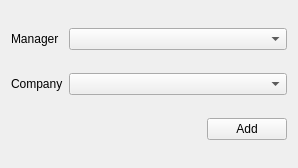
First picture: the form in ERP_1_0/ui/addorderdialog.ui, repository Mlio7/erp, before the edit.
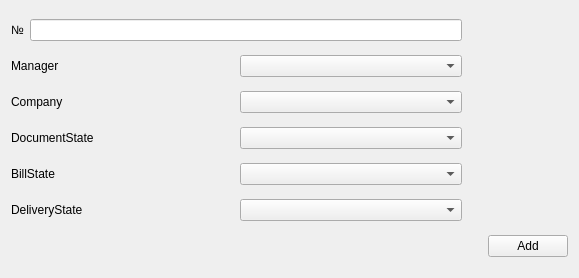
Second picture: the form after the edit.

Diff of the .ui file:
```diff
--- a/ERP_1_0/ui/addorderdialog.ui
+++ b/ERP_1_0/ui/addorderdialog.ui
@@ -6,8 +6,8 @@
    <rect>
     <x>0</x>
     <y>0</y>
-    <width>298</width>
-    <height>168</height>
+    <width>579</width>
+    <height>278</height>
    </rect>
   </property>
   <property name="windowTitle">
@@ -15,6 +15,35 @@
   </property>
   <layout class="QGridLayout" name="gridLayout">
    <item row="0" column="0">
+    <layout class="QHBoxLayout" name="horizontalLayout">
+     <item>
+      <widget class="QLabel" name="label_OrderNo">
+       <property name="text">
+        <string>№</string>
+       </property>
+      </widget>
+     </item>
+     <item>
+      <widget class="QLineEdit" name="lineEdit_OrderNo"/>
+     </item>
+    </layout>
+   </item>
+   <item row="0" column="1" rowspan="7">
+    <spacer name="verticalSpacer">
+     <property name="orientation">
+      <enum>Qt::Vertical</enum>
+     </property>
+     <property name="sizeHint" stdset="0">
+      <size>
+       <width>20</width>
+       <height>257</height>
+      </size>
+     </property>
+    </spacer>
+   </item>
+   <item row="1" column="0">
+    <layout class="QHBoxLayout" name="horizontalLayout_2">
+     <item>
     <widget class="QLabel" name="managerLabel">
      <property name="text">
       <string>Manager</string>
@@ -24,10 +53,14 @@
      </property>
     </widget>
    </item>
-   <item row="0" column="1" colspan="2">
+     <item>
     <widget class="QComboBox" name="managerComboBox"/>
    </item>
-   <item row="1" column="0">
+    </layout>
+   </item>
+   <item row="2" column="0">
+    <layout class="QHBoxLayout" name="horizontalLayout_3">
+     <item>
     <widget class="QLabel" name="companyLabel">
      <property name="text">
       <string>Company</string>
@@ -37,10 +70,63 @@
      </property>
     </widget>
    </item>
-   <item row="1" column="1" colspan="2">
+     <item>
     <widget class="QComboBox" name="companyComboBox"/>
    </item>
-   <item row="2" column="1">
+    </layout>
+   </item>
+   <item row="3" column="0">
+    <layout class="QHBoxLayout" name="horizontalLayout_4">
+     <item>
+      <widget class="QLabel" name="DocumentStateLabel">
+       <property name="text">
+        <string>DocumentState</string>
+       </property>
+       <property name="buddy">
+        <cstring>companyComboBox</cstring>
+       </property>
+      </widget>
+     </item>
+     <item>
+      <widget class="QComboBox" name="DocumentStateComboBox"/>
+     </item>
+    </layout>
+   </item>
+   <item row="4" column="0">
+    <layout class="QHBoxLayout" name="horizontalLayout_5">
+     <item>
+      <widget class="QLabel" name="BillStateStateLabel">
+       <property name="text">
+        <string>BillState</string>
+       </property>
+       <property name="buddy">
+        <cstring>companyComboBox</cstring>
+       </property>
+      </widget>
+     </item>
+     <item>
+      <widget class="QComboBox" name="BillStateComboBox"/>
+     </item>
+    </layout>
+   </item>
+   <item row="5" column="0">
+    <layout class="QHBoxLayout" name="horizontalLayout_6">
+     <item>
+      <widget class="QLabel" name="DeliveryStateStateLabel">
+       <property name="text">
+        <string>DeliveryState</string>
+       </property>
+       <property name="buddy">
+        <cstring>companyComboBox</cstring>
+       </property>
+      </widget>
+     </item>
+     <item>
+      <widget class="QComboBox" name="DeliveryStateComboBox"/>
+     </item>
+    </layout>
+   </item>
+   <item row="6" column="0">
     <spacer name="horizontalSpacer">
      <property name="orientation">
       <enum>Qt::Horizontal</enum>
@@ -53,7 +139,7 @@
      </property>
     </spacer>
    </item>
-   <item row="2" column="2">
+   <item row="6" column="2">
     <widget class="QPushButton" name="addRecordButton">
      <property name="text">
       <string>Add</string>
```
Lines whose indentation alone changed are shown as unchanged.
